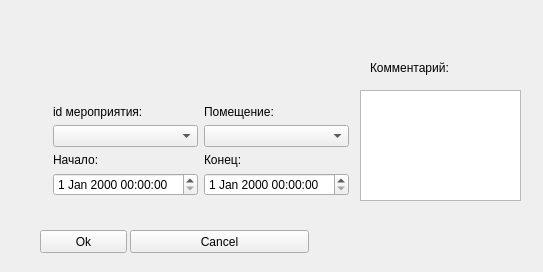
Before: the Qt Designer form book.ui in artBatamirov/NTO_2023, drawn with Qt 5.
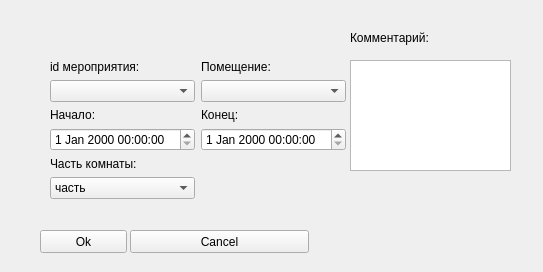
After: the same form once the commit is applied.

Commit message: fixed change for order table add booking part of thr room need to check part and division rooms

Patch:
```diff
--- a/book.ui
+++ b/book.ui
@@ -16,8 +16,8 @@
   <widget class="QPlainTextEdit" name="comment_text">
    <property name="geometry">
     <rect>
-     <x>360</x>
-     <y>90</y>
+     <x>350</x>
+     <y>60</y>
      <width>161</width>
      <height>111</height>
     </rect>
@@ -26,8 +26,8 @@
   <widget class="QLabel" name="label_5">
    <property name="geometry">
     <rect>
-     <x>370</x>
-     <y>60</y>
+     <x>350</x>
+     <y>30</y>
      <width>81</width>
      <height>16</height>
     </rect>
@@ -39,10 +39,10 @@
   <widget class="QWidget" name="gridLayoutWidget">
    <property name="geometry">
     <rect>
-     <x>33</x>
-     <y>75</y>
+     <x>30</x>
+     <y>30</y>
      <width>281</width>
-     <height>121</height>
+     <height>160</height>
     </rect>
    </property>
    <layout class="QGridLayout" name="gridLayout">
@@ -58,6 +58,19 @@
     <property name="rightMargin">
      <number>0</number>
     </property>
+    <item row="1" column="0">
+     <widget class="QComboBox" name="event_id_combo"/>
+    </item>
+    <item row="3" column="0">
+     <widget class="QDateTimeEdit" name="start_edit"/>
+    </item>
+    <item row="4" column="0">
+     <widget class="QLabel" name="label_7">
+      <property name="text">
+       <string>Часть комнаты:</string>
+      </property>
+     </widget>
+    </item>
     <item row="2" column="1">
      <widget class="QLabel" name="label_3">
       <property name="text">
@@ -65,8 +78,8 @@
       </property>
      </widget>
     </item>
-    <item row="1" column="0">
-     <widget class="QComboBox" name="event_id_combo"/>
+    <item row="1" column="1">
+     <widget class="QComboBox" name="room_combo"/>
     </item>
     <item row="0" column="0">
      <widget class="QLabel" name="label_2">
@@ -89,15 +102,23 @@
       </property>
      </widget>
     </item>
-    <item row="1" column="1">
-     <widget class="QComboBox" name="room_combo"/>
-    </item>
-    <item row="3" column="0">
-     <widget class="QDateTimeEdit" name="start_edit"/>
-    </item>
     <item row="3" column="1">
      <widget class="QDateTimeEdit" name="end_edit"/>
     </item>
+    <item row="5" column="0">
+     <widget class="QComboBox" name="part_combo">
+      <item>
+       <property name="text">
+        <string>часть</string>
+       </property>
+      </item>
+      <item>
+       <property name="text">
+        <string>полностью</string>
+       </property>
+      </item>
+     </widget>
+    </item>
    </layout>
   </widget>
   <widget class="QPushButton" name="ok_btn">
```
The commit also changes 4 other files.
